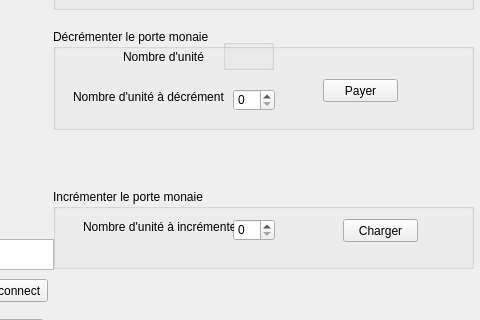
Old version of the form fenetre.ui in the repository aPocholle/CarteSansFils; both pictures show x 137 to 617 and y 191 to 511 of the 800 by 600 pixel window.
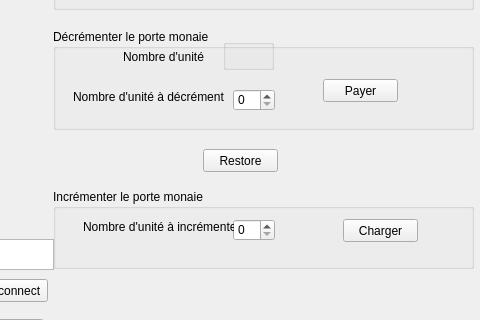
New version of the form.

Commit message:
ajouts de fonction
restore
Nom des blocks 8 et 12

Diff of the .ui file:
```diff
--- a/fenetre.ui
+++ b/fenetre.ui
@@ -319,6 +319,19 @@
      <string/>
     </property>
    </widget>
+   <widget class="QPushButton" name="but_Restore">
+    <property name="geometry">
+     <rect>
+      <x>340</x>
+      <y>340</y>
+      <width>75</width>
+      <height>23</height>
+     </rect>
+    </property>
+    <property name="text">
+     <string>Restore</string>
+    </property>
+   </widget>
   </widget>
   <widget class="QMenuBar" name="menubar">
    <property name="geometry">
```
The commit also changes 2 other files.
